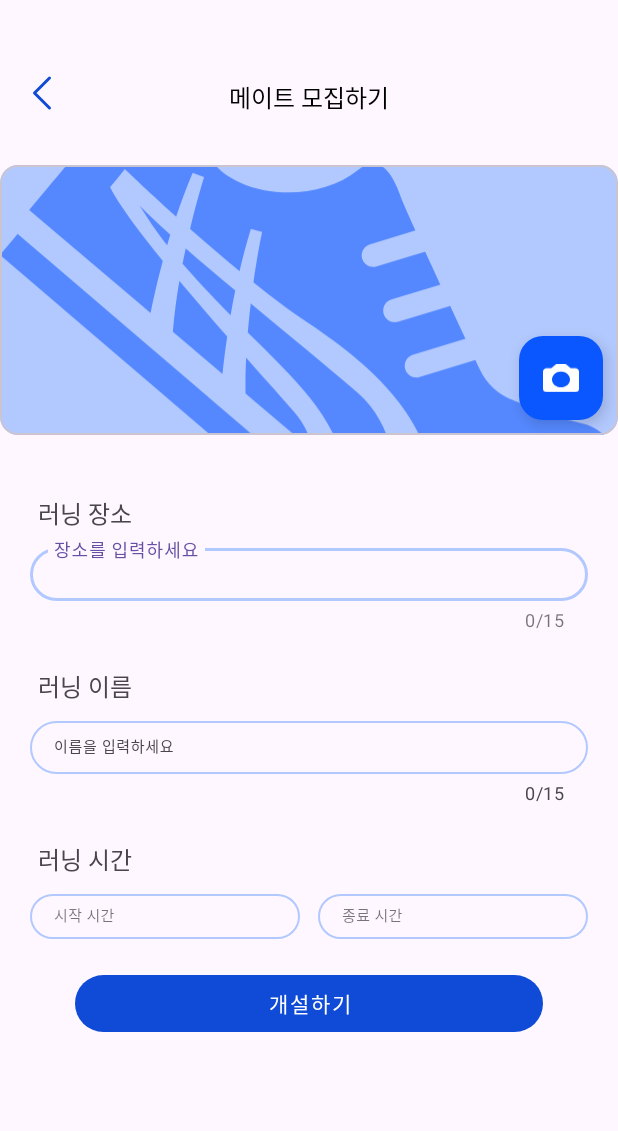
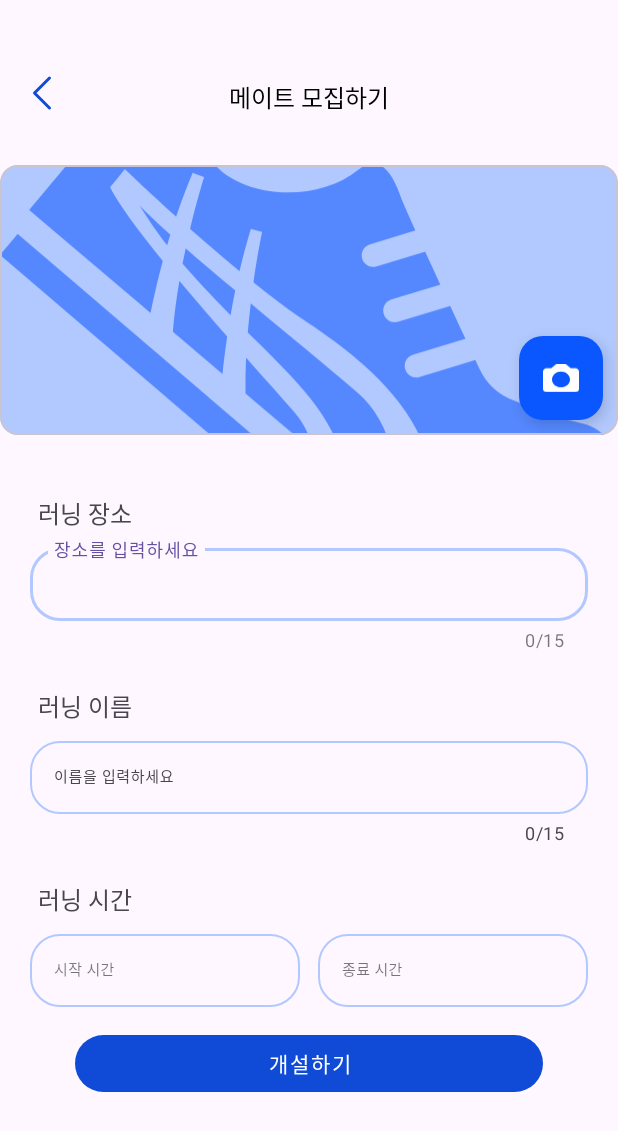
Before and after one commit to Pacebook-app/Android, an Android app: the fragment Recruitment shown on its own in the app's theme, on a phone screen of 412 x 824 dp. Shown: the top 1131 px of the screen. Run offline under Robolectric (Android 15) with nearby library versions, the phone set to English and light mode, and no system bars.

```diff
--- a/app/src/main/java/com/example/pacebook/ui/main/Recruitment.kt
+++ b/app/src/main/java/com/example/pacebook/ui/main/Recruitment.kt
@@ -2,50 +2,48 @@ package com.example.pacebook.ui.main
 
 import android.app.TimePickerDialog
 import android.os.Bundle
+import android.view.LayoutInflater
 import android.view.View
+import android.view.ViewGroup
 import androidx.fragment.app.Fragment
-import com.example.pacebook.R
-import com.google.android.material.appbar.MaterialToolbar
+import com.example.pacebook.databinding.FragmentRecruitmentBinding // ★★★ import 변경 ★★★
 import com.google.android.material.textfield.TextInputEditText
-import com.google.android.material.textfield.TextInputLayout
 import java.util.Calendar
-import android.util.Log
 
-class Recruitment : Fragment(R.layout.fragment_recruitment) {
+class Recruitment : Fragment() {
 
+    // 1. View Binding을 위한 변수 선언 (RunningmateFragment와 동일한 방식)
+    private var _binding: FragmentRecruitmentBinding? = null
+    private val binding get() = _binding!!
+
+    override fun onCreateView(
+        inflater: LayoutInflater, container: ViewGroup?,
+        savedInstanceState: Bundle?
+    ): View {
+        // 2. View Binding으로 레이아웃 인플레이트
+        _binding = FragmentRecruitmentBinding.inflate(inflater, container, false)
+        return binding.root
+    }
 
     override fun onViewCreated(view: View, savedInstanceState: Bundle?) {
         super.onViewCreated(view, savedInstanceState)
 
-        Log.d("RecruitmentFragment", "onViewCreated 시작!")
-
-
-        val toolbar = view.findViewById<MaterialToolbar>(R.id.recruitment_appbar_MT)
-        toolbar.setNavigationOnClickListener {
+        // 3. 모든 뷰 접근을 'binding.ID' 방식으로 변경
+        // --- 툴바 뒤로가기 기능 ---
+        binding.recruitmentAppbarMT.setNavigationOnClickListener {
             parentFragmentManager.popBackStack()
         }
 
-        val startTimeLayout = view.findViewById<TextInputLayout>(R.id.recruitment_starttimebox_IL)
-        val endTimeLayout = view.findViewById<TextInputLayout>(R.id.recruitment_endtimebox_IL)
-
-
-        val startTimeEditText = view.findViewById<TextInputEditText>(R.id.recruitment_starttime_TI)
-        val endTimeEditText = view.findViewById<TextInputEditText>(R.id.recruitment_endtime_TI)
-
-        Log.d("RecruitmentFragment", "startTimeLayout is null: ${startTimeLayout == null}")
-        Log.d("RecruitmentFragment", "endTimeLayout is null: ${endTimeLayout == null}")
-
-        startTimeLayout.setOnClickListener {
-            showTimePickerDialog(startTimeEditText) // 함수 호출은 EditText를 넘겨줍니다.
-            Log.d("RecruitmentFragment", "Start Time Layout 클릭됨!")
+        // --- 시간 선택 기능 ---
+        binding.recruitmentStarttimeboxIL.setOnClickListener {
+            showTimePickerDialog(binding.recruitmentStarttimeTI)
         }
-        endTimeLayout.setOnClickListener {
-            showTimePickerDialog(endTimeEditText)
-            Log.d("RecruitmentFragment", "End Time Layout 클릭됨!")
+        binding.recruitmentEndtimeboxIL.setOnClickListener {
+            showTimePickerDialog(binding.recruitmentEndtimeTI)
         }
-        Log.d("RecruitmentFragment", "Click Listener 설정 완료")
     }
 
+    // 시간 선택 다이얼로그를 보여주는 함수 (수정 없음)
     private fun showTimePickerDialog(targetEditText: TextInputEditText) {
         val cal = Calendar.getInstance()
         val timePickerDialog = TimePickerDialog(
@@ -64,4 +62,10 @@ class Recruitment : Fragment(R.layout.fragment_recruitment) {
         )
         timePickerDialog.show()
     }
+
+    // 4. Fragment가 파괴될 때 binding을 정리 (메모리 누수 방지)
+    override fun onDestroyView() {
+        super.onDestroyView()
+        _binding = null
+    }
 }
--- a/app/src/main/res/layout/fragment_recruitment.xml
+++ b/app/src/main/res/layout/fragment_recruitment.xml
@@ -4,6 +4,8 @@
     xmlns:app="http://schemas.android.com/apk/res-auto"
     android:layout_width="match_parent"
     android:layout_height="match_parent">
+
+
 
     <!-- 고정 상단 앱바 -->
     <com.google.android.material.appbar.AppBarLayout
@@ -104,20 +106,24 @@
                 app:boxBackgroundMode="outline"
                 app:shapeAppearanceOverlay="@style/corner"
                 app:counterEnabled="true"
+                app:boxBackgroundColor="@android:color/transparent"
                 app:boxStrokeColor="@color/text_inputbox"
                 app:counterMaxLength="15">
 
                 <com.google.android.material.textfield.TextInputEditText
                     android:id="@+id/recruitment_placetext_TI"
                     android:layout_width="match_parent"
-                    android:layout_height="35dp"
+                    android:layout_height="wrap_content"
                     android:textSize="10dp"
                     android:hint="장소를 입력하세요"
                     android:maxLength="15"
+                    android:textColor="@color/black"
                     android:singleLine="true"/>
             </com.google.android.material.textfield.TextInputLayout>
 
         </LinearLayout>
+
+
 
 
         <!-- 러닝 이름 -->
@@ -156,7 +162,7 @@
                 <com.google.android.material.textfield.TextInputEditText
                     android:id="@+id/recruitment_nametext_TI"
                     android:layout_width="match_parent"
-                    android:layout_height="35dp"
+                    android:layout_height="wrap_content"
                     android:hint="이름을 입력하세요"
                     android:textSize="10dp"
                     android:maxLength="15"
@@ -200,7 +206,7 @@
                     android:layout_width="0dp"
                     app:shapeAppearanceOverlay="@style/corner"
                     app:boxStrokeColor="@color/text_inputbox"
-                    android:layout_height="35dp"
+                    android:layout_height="wrap_content"
                     android:layout_weight="1"
                     android:hint="시작 시간">
 
@@ -209,8 +215,7 @@
                         android:layout_width="match_parent"
                         android:layout_height="wrap_content"
                         android:textSize="10dp"
-                        android:focusable="false"
-                        android:clickable="true" />
+                        android:focusable="false"/>
                 </com.google.android.material.textfield.TextInputLayout>
 
                 <!-- 중간 여백 -->
@@ -224,7 +229,7 @@
                     android:layout_width="0dp"
                     app:shapeAppearanceOverlay="@style/corner"
                     app:boxStrokeColor="@color/text_inputbox"
-                    android:layout_height="35dp"
+                    android:layout_height="wrap_content"
                     android:layout_weight="1"
                     android:hint="종료 시간">
 
@@ -233,8 +238,7 @@
                         android:layout_width="match_parent"
                         android:layout_height="wrap_content"
                         android:textSize="10dp"
-                        android:focusable="false"
-                        android:clickable="true" />
+                        android:focusable="false"/>
                 </com.google.android.material.textfield.TextInputLayout>
             </LinearLayout>
         </LinearLayout>
@@ -257,7 +261,7 @@
             app:layout_constraintBottom_toBottomOf="parent"
             app:layout_constraintStart_toStartOf="parent"
             app:layout_constraintEnd_toEndOf="parent"
-            android:layout_marginBottom="160dp"/>
+            android:layout_marginBottom="120dp"/>
 
         <!-- 버튼 위 여백(폼이 버튼에 붙지 않게) -->
         <Space
```
